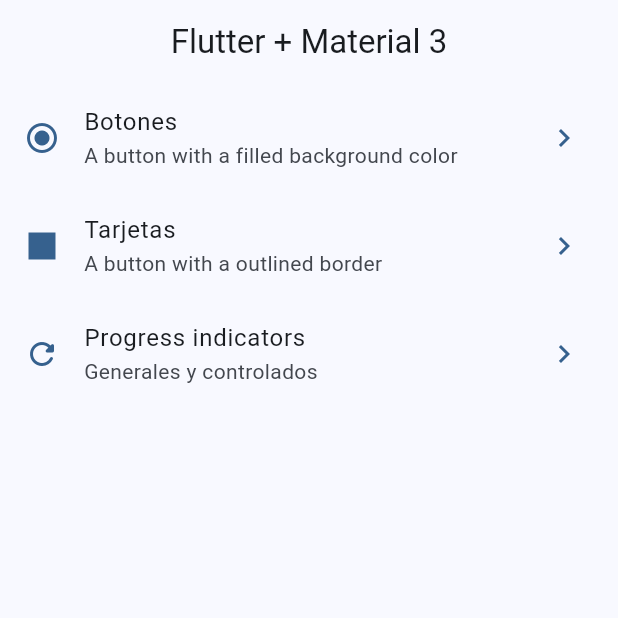
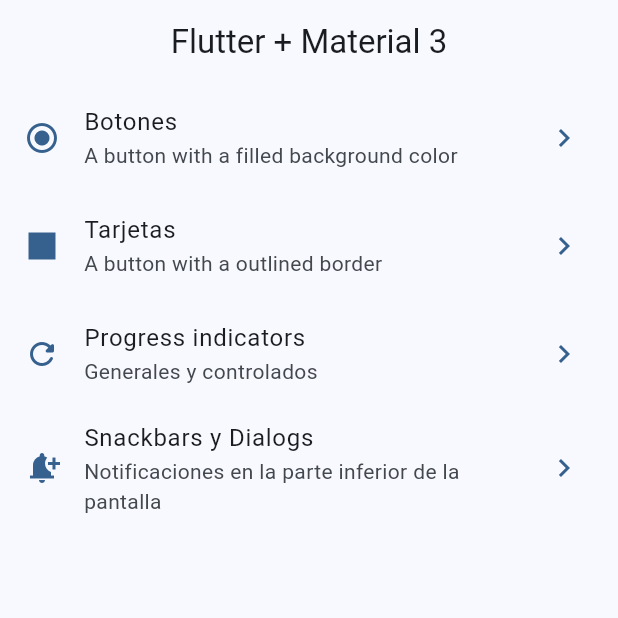
Before and after one commit to Ignaciomanchu1998/widget-app, a Flutter app: the screen it shows after launch, on a phone screen of 412 x 824 dp, the top half of it. Run offline on Flutter 3.47's test engine with Material 2 defaults, Android fonts, the phone set to English and light mode, and no system bars; our stand-ins replace go_router.

Commit message:
Snackbars con diálogos terminados

```diff
--- a/lib/config/menu/menu_item.dart
+++ b/lib/config/menu/menu_item.dart
@@ -35,4 +35,10 @@ const appMenuItems = <MenuItem>[
     route: '/progress',
     icon: Icons.refresh_rounded,
   ),
+  MenuItem(
+    title: 'Snackbars y Dialogs',
+    subTitle: 'Notificaciones en la parte inferior de la pantalla',
+    route: '/snackbars',
+    icon: Icons.notification_add,
+  ),
 ];
--- a/lib/config/router/app_router.dart
+++ b/lib/config/router/app_router.dart
@@ -25,5 +25,10 @@ final appRouter = GoRouter(
       name: ProgressScreen.name,
       builder: (context, state) => const ProgressScreen(),
     ),
+    GoRoute(
+      path: '/snackbars',
+      name: SnackBarScreen.name,
+      builder: (context, state) => const SnackBarScreen(),
+    ),
   ],
 );
--- a/lib/main.dart
+++ b/lib/main.dart
@@ -13,6 +13,7 @@ class MainApp extends StatelessWidget {
   @override
   Widget build(BuildContext context) {
     return MaterialApp.router(
+      title: 'Widgets App',
       debugShowCheckedModeBanner: false,
       theme: AppTheme(selectColor: 2).getTheme(),
       routerConfig: appRouter,
```
Also changed, not shown: lib/presentation/screens/snackbar/snackbar.dart (+66 -3 lines).
